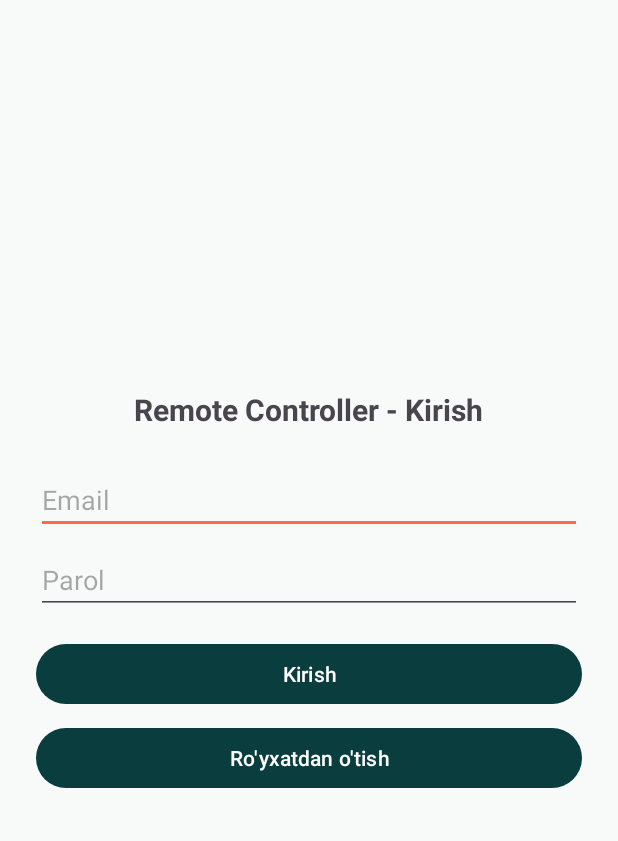
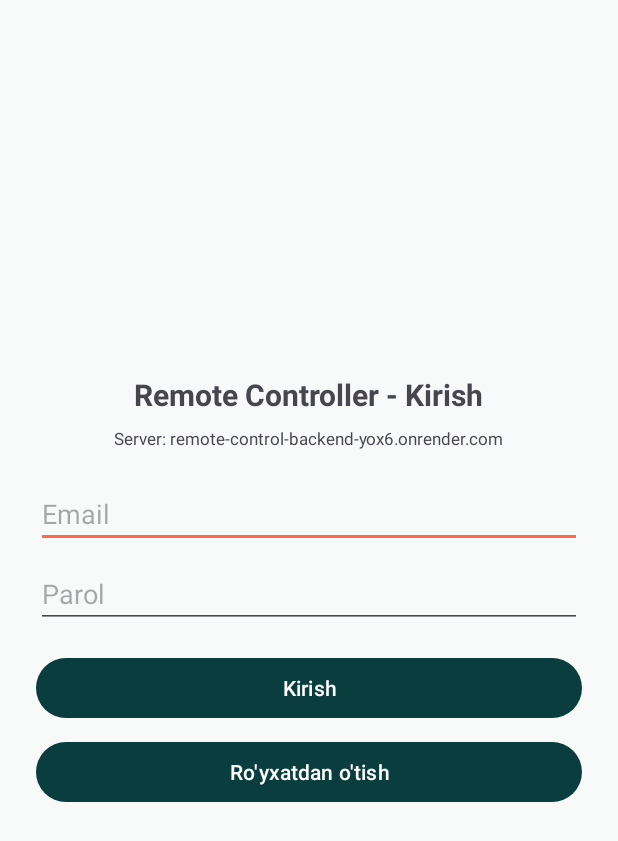
Before and after one commit to muxriddin3626-droid/Boshqaruv, an Android app: the LoginActivity screen opened directly, with no data from a screen before it, on a phone screen of 412 x 824 dp. Shown: the top 841 px of the screen. Run offline under Robolectric (Android 15) with nearby library versions, the phone set to English and light mode, and no system bars; libraries missing offline, so code that uses them is left out: org.webrtc; pictures from the network do not load; 4 statements that could not run were skipped.

Commit message:
Login ekranida server manzili ko'rsatiladi + versiya 2.0 (eski/yangi APK farqi)
- Login ekranida 'Server: ...onrender.com' ko'rinadi -> yangi/eski APK darhol
  ajraladi (ikkala ilovada)
- versionName 2.0, versionCode 2

Co-Authored-By: Claude Opus 4.8 <noreply@anthropic.com>
Claude-Session: https://claude.ai/code/session_01Gvu751TxsargBx7qwBjmL7

```diff
--- a/remote-control-project/android-agent/app/build.gradle
+++ b/remote-control-project/android-agent/app/build.gradle
@@ -11,8 +11,8 @@ android {
         applicationId "com.example.remoteagent"
         minSdk 26
         targetSdk 34
-        versionCode 1
-        versionName "1.0"
+        versionCode 2
+        versionName "2.0"
     }
 
     buildTypes {
--- a/remote-control-project/android-agent/app/src/main/java/com/example/remoteagent/LoginActivity.kt
+++ b/remote-control-project/android-agent/app/src/main/java/com/example/remoteagent/LoginActivity.kt
@@ -26,6 +26,9 @@ class LoginActivity : AppCompatActivity() {
         emailInput = findViewById(R.id.emailInput)
         passwordInput = findViewById(R.id.passwordInput)
         statusText = findViewById(R.id.statusText)
+        // Qaysi serverga ulanishini ko'rsatamiz - yangi/eski APK'ni ajratish uchun
+        findViewById<TextView>(R.id.serverText).text =
+            "Server: " + Config.API_BASE_URL.removePrefix("https://").removePrefix("http://")
         val loginBtn = findViewById<Button>(R.id.loginBtn)
         val registerBtn = findViewById<Button>(R.id.registerBtn)
 
--- a/remote-control-project/android-controller/app/build.gradle
+++ b/remote-control-project/android-controller/app/build.gradle
@@ -11,8 +11,8 @@ android {
         applicationId "com.example.remotecontroller"
         minSdk 26
         targetSdk 34
-        versionCode 1
-        versionName "1.0"
+        versionCode 2
+        versionName "2.0"
     }
 
     buildTypes {
--- a/remote-control-project/android-controller/app/src/main/java/com/example/remotecontroller/LoginActivity.kt
+++ b/remote-control-project/android-controller/app/src/main/java/com/example/remotecontroller/LoginActivity.kt
@@ -21,6 +21,8 @@ class LoginActivity : AppCompatActivity() {
         emailInput = findViewById(R.id.emailInput)
         passwordInput = findViewById(R.id.passwordInput)
         statusText = findViewById(R.id.statusText)
+        findViewById<TextView>(R.id.serverText).text =
+            "Server: " + Config.API_BASE_URL.removePrefix("https://").removePrefix("http://")
         val loginBtn = findViewById<Button>(R.id.loginBtn)
         val registerBtn = findViewById<Button>(R.id.registerBtn)
 
--- a/remote-control-project/android-controller/app/src/main/res/layout/activity_login.xml
+++ b/remote-control-project/android-controller/app/src/main/res/layout/activity_login.xml
@@ -12,7 +12,15 @@
         android:text="Remote Controller - Kirish"
         android:textSize="20sp"
         android:textStyle="bold"
-        android:layout_marginBottom="24dp" />
+        android:layout_marginBottom="8dp" />
+
+    <!-- Qaysi serverga ulanishini ko'rsatadi (eski/yangi APK'ni ajratish uchun) -->
+    <TextView
+        android:id="@+id/serverText"
+        android:layout_width="wrap_content"
+        android:layout_height="wrap_content"
+        android:textSize="11sp"
+        android:layout_marginBottom="20dp" />
 
     <EditText
         android:id="@+id/emailInput"
```
Also changed, not shown: remote-control-project/android-agent/app/src/main/res/layout/activity_login.xml (+12 -1 lines).
